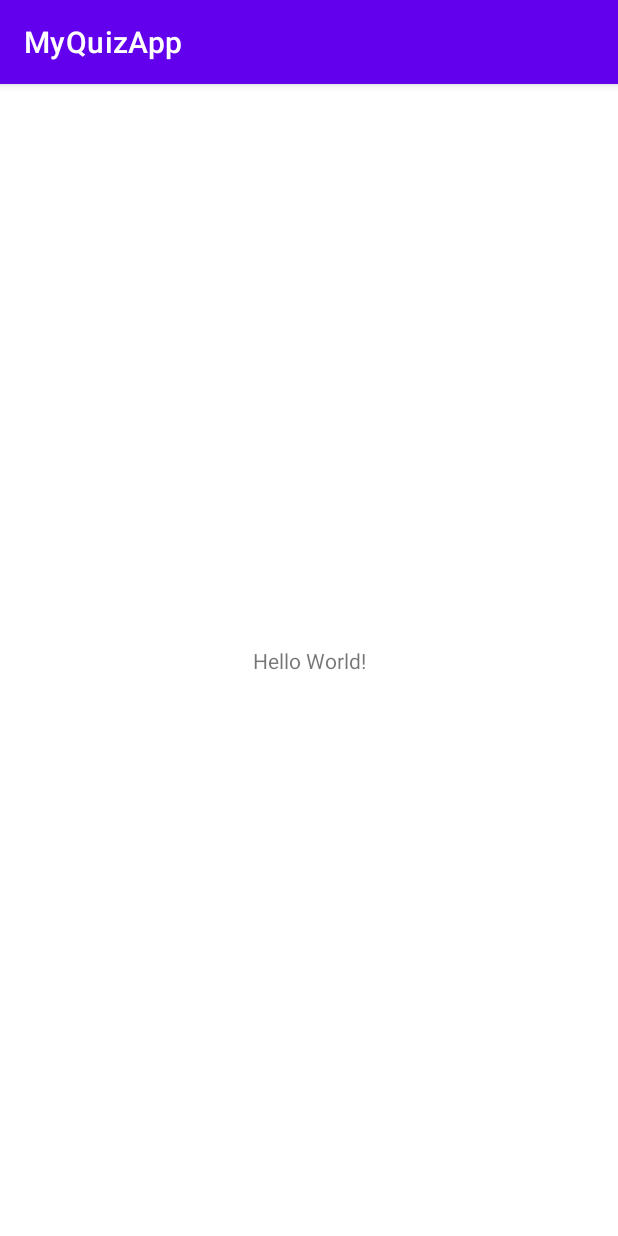
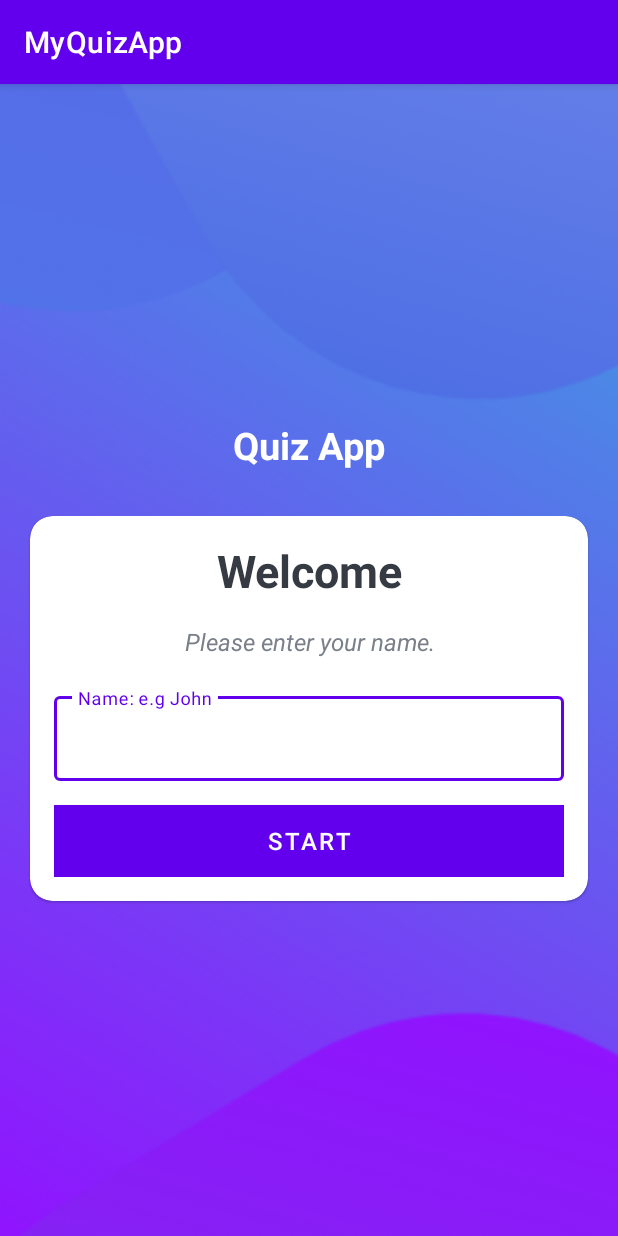
Before and after one commit to giangthao/MyQuizApp, an Android app: the screen it shows after launch (MainActivity), on a phone screen of 412 x 824 dp. Run offline under Robolectric (Android 15) with nearby library versions, the phone set to English and light mode, and no system bars.

Commit message:
103. Setting up the ui and using cardview and disable the statusbar

```diff
--- a/app/src/main/res/layout/activity_main.xml
+++ b/app/src/main/res/layout/activity_main.xml
@@ -1,18 +1,88 @@
 <?xml version="1.0" encoding="utf-8"?>
-<androidx.constraintlayout.widget.ConstraintLayout xmlns:android="http://schemas.android.com/apk/res/android"
+<LinearLayout xmlns:android="http://schemas.android.com/apk/res/android"
     xmlns:app="http://schemas.android.com/apk/res-auto"
     xmlns:tools="http://schemas.android.com/tools"
     android:layout_width="match_parent"
     android:layout_height="match_parent"
+    android:background="@drawable/ic_bg"
+    android:orientation="vertical"
+    android:gravity="center"
     tools:context=".MainActivity">
 
     <TextView
-        android:layout_width="wrap_content"
+        android:layout_width="match_parent"
         android:layout_height="wrap_content"
-        android:text="Hello World!"
-        app:layout_constraintBottom_toBottomOf="parent"
-        app:layout_constraintEnd_toEndOf="parent"
-        app:layout_constraintStart_toStartOf="parent"
-        app:layout_constraintTop_toTopOf="parent" />
+        android:text="Quiz App"
+        android:textSize="25sp"
+        android:textStyle="bold"
+        android:layout_marginBottom="30dp"
+        android:gravity="center"
+        android:textColor="@color/white"
+        />
+    <com.google.android.material.card.MaterialCardView
+        android:layout_width="match_parent"
+        android:layout_height="wrap_content"
+        android:layout_marginStart="20dp"
+        android:layout_marginEnd="20dp"
+        app:cardCornerRadius="15dp"
+        android:background="@color/white"
+        >
+        <LinearLayout
+            android:layout_width="match_parent"
+            android:layout_height="wrap_content"
+            android:layout_margin="16dp"
+            android:orientation="vertical"
+            >
+            <TextView
+                android:layout_width="match_parent"
+                android:layout_height="wrap_content"
+                android:text="Welcome"
+                android:textSize="30dp"
+                android:textStyle="bold"
+                android:gravity="center"
+                android:textColor="#363A43"
+                />
+            <TextView
+                android:layout_width="match_parent"
+                android:layout_height="wrap_content"
+                android:layout_marginTop="16dp"
+                android:text="Please enter your name."
+                android:textSize="16dp"
+                android:textStyle="italic"
+                android:gravity="center"
+                android:textColor="#7A8089"
+                />
+            <com.google.android.material.textfield.TextInputLayout
+                android:layout_width="match_parent"
+                android:layout_height="wrap_content"
+                android:layout_weight="16"
+                style="@style/Widget.MaterialComponents.TextInputLayout.OutlinedBox"
+                android:layout_marginTop="20dp"
+                >
+                <androidx.appcompat.widget.AppCompatEditText
+                    android:layout_width="match_parent"
+                    android:layout_height="wrap_content"
+                    android:hint="Name: e.g John"
+                    android:inputType="textCapWords"
+                    android:textColor="#363A43"
+                    android:textColorHint="#7A8089"
+                    >
 
-</androidx.constraintlayout.widget.ConstraintLayout>
+                </androidx.appcompat.widget.AppCompatEditText>
+                <Button
+                    android:layout_width="match_parent"
+                    android:layout_height="wrap_content"
+                    android:layout_marginTop="16dp"
+                    android:background="@color/design_default_color_primary"
+                    android:text="Start"
+                    android:textColor="@color/white"
+                    android:textSize="16dp"
+                    >
+            </Button>
+
+            </com.google.android.material.textfield.TextInputLayout>
+        </LinearLayout>
+
+    </com.google.android.material.card.MaterialCardView>
+
+</LinearLayout>
--- a/app/src/main/res/values/themes.xml
+++ b/app/src/main/res/values/themes.xml
@@ -12,5 +12,6 @@
         <!-- Status bar color. -->
         <item name="android:statusBarColor" tools:targetApi="l">?attr/colorPrimaryVariant</item>
         <!-- Customize your theme here. -->
+        <item name="android:windowFullscreen">true</item>
     </style>
 </resources>
```
Also changed, not shown: app/src/main/res/drawable/ic_bg.png (added).
